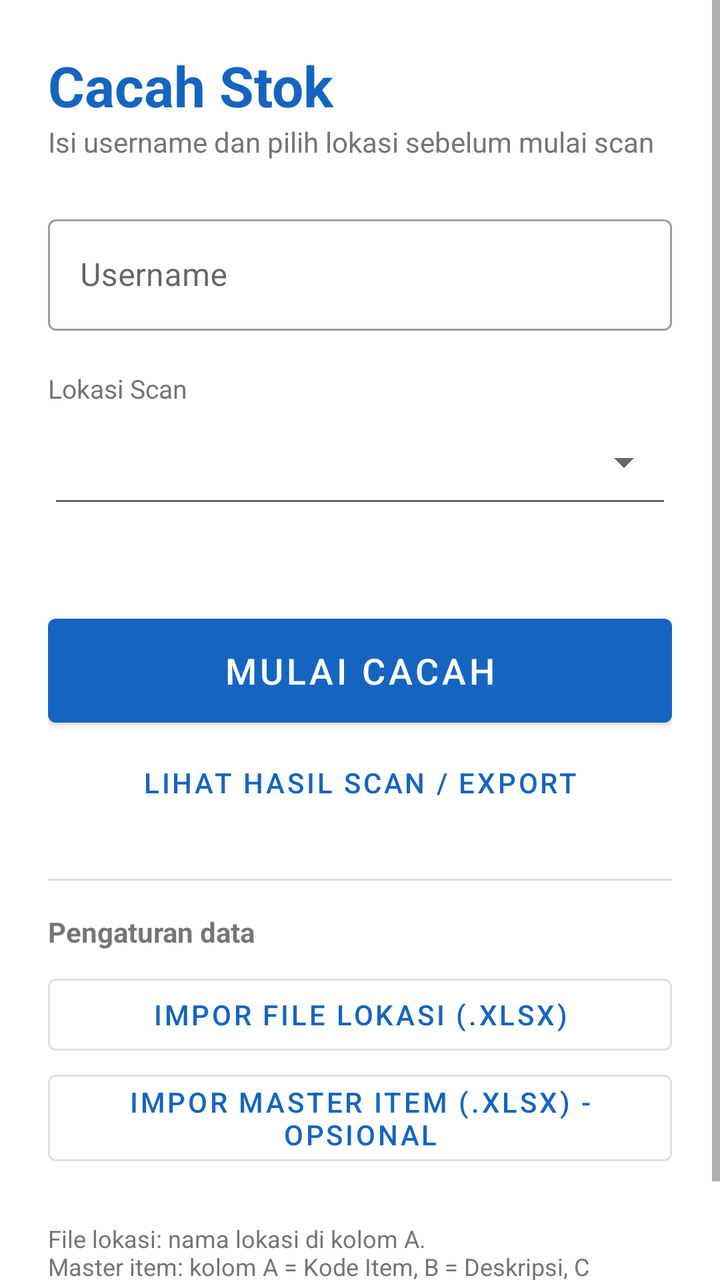
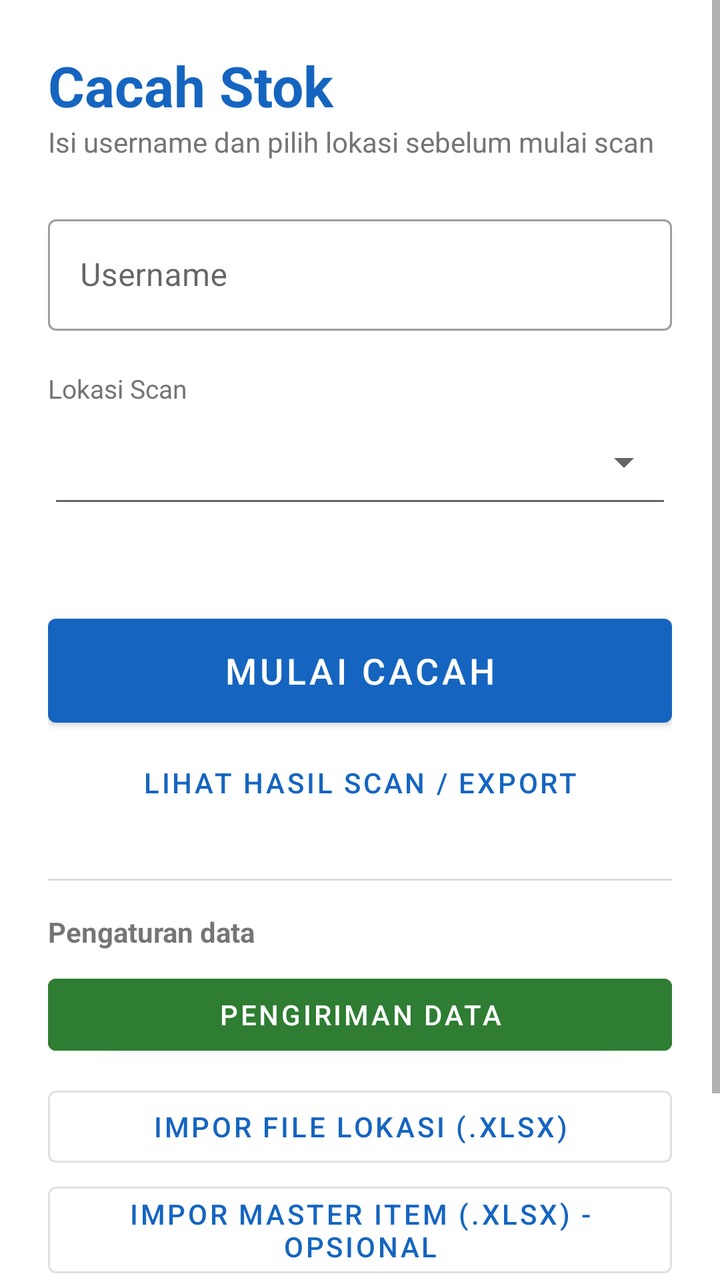

Screens rendered from an Android XML layout before and after an edit, with the pre-edit source and the edit as a unified diff.
<!-- AndroidManifest.xml: application theme Theme.CacahStok -->
<!-- res/layout/activity_login.xml -->
<?xml version="1.0" encoding="utf-8"?>
<ScrollView xmlns:android="http://schemas.android.com/apk/res/android"
    android:layout_width="match_parent"
    android:layout_height="match_parent"
    android:fillViewport="true">

    <LinearLayout
        android:layout_width="match_parent"
        android:layout_height="wrap_content"
        android:orientation="vertical"
        android:padding="24dp">

        <TextView
            android:layout_width="wrap_content"
            android:layout_height="wrap_content"
            android:text="Cacah Stok"
            android:textColor="@color/primary"
            android:textSize="28sp"
            android:textStyle="bold" />

        <TextView
            android:layout_width="wrap_content"
            android:layout_height="wrap_content"
            android:layout_marginBottom="24dp"
            android:text="Isi username dan pilih lokasi sebelum mulai scan"
            android:textColor="@color/muted" />

        <com.google.android.material.textfield.TextInputLayout
            style="@style/Widget.MaterialComponents.TextInputLayout.OutlinedBox"
            android:layout_width="match_parent"
            android:layout_height="wrap_content"
            android:hint="Username">

            <com.google.android.material.textfield.TextInputEditText
                android:id="@+id/etUsername"
                android:layout_width="match_parent"
                android:layout_height="wrap_content"
                android:imeOptions="actionDone"
                android:inputType="textPersonName"
                android:singleLine="true" />
        </com.google.android.material.textfield.TextInputLayout>

        <TextView
            android:layout_width="wrap_content"
            android:layout_height="wrap_content"
            android:layout_marginTop="20dp"
            android:text="Lokasi Scan"
            android:textColor="@color/muted"
            android:textSize="13sp" />

        <Spinner
            android:id="@+id/spLokasi"
            style="@style/Widget.AppCompat.Spinner.Underlined"
            android:layout_width="match_parent"
            android:layout_height="56dp" />

        <TextView
            android:id="@+id/tvLokasiInfo"
            android:layout_width="wrap_content"
            android:layout_height="wrap_content"
            android:textColor="@color/muted"
            android:textSize="12sp" />

        <com.google.android.material.button.MaterialButton
            android:id="@+id/btnMulai"
            android:layout_width="match_parent"
            android:layout_height="64dp"
            android:layout_marginTop="28dp"
            android:text="MULAI CACAH"
            android:textSize="18sp" />

        <com.google.android.material.button.MaterialButton
            android:id="@+id/btnLihatHasil"
            style="@style/Widget.MaterialComponents.Button.TextButton"
            android:layout_width="match_parent"
            android:layout_height="wrap_content"
            android:text="Lihat hasil scan / export" />

        <View
            android:layout_width="match_parent"
            android:layout_height="1dp"
            android:layout_marginTop="24dp"
            android:layout_marginBottom="16dp"
            android:background="#DDDDDD" />

        <TextView
            android:layout_width="wrap_content"
            android:layout_height="wrap_content"
            android:text="Pengaturan data"
            android:textStyle="bold" />

        <com.google.android.material.button.MaterialButton
            android:id="@+id/btnImporLokasi"
            style="@style/Widget.MaterialComponents.Button.OutlinedButton"
            android:layout_width="match_parent"
            android:layout_height="wrap_content"
            android:layout_marginTop="8dp"
            android:text="Impor file lokasi (.xlsx)" />

        <com.google.android.material.button.MaterialButton
            android:id="@+id/btnImporItem"
            style="@style/Widget.MaterialComponents.Button.OutlinedButton"
            android:layout_width="match_parent"
            android:layout_height="wrap_content"
            android:text="Impor master item (.xlsx) - opsional" />

        <TextView
            android:id="@+id/tvItemInfo"
            android:layout_width="wrap_content"
            android:layout_height="wrap_content"
            android:textColor="@color/muted"
            android:textSize="12sp" />

        <TextView
            android:layout_width="wrap_content"
            android:layout_height="wrap_content"
            android:layout_marginTop="8dp"
            android:text="File lokasi: nama lokasi di kolom A.\nMaster item: kolom A = Kode Item, B = Deskripsi, C = Satuan. Dipakai untuk mengisi deskripsi &amp; satuan otomatis bila barcode hanya berisi kode."
            android:textColor="@color/muted"
            android:textSize="12sp" />
    </LinearLayout>
</ScrollView>
<!-- resources referenced by this layout -->
<resources>
  <color name="muted">#757575</color>
  <color name="primary">#1565C0</color>
  <style name="Theme.CacahStok" parent="Theme.MaterialComponents.Light.DarkActionBar">
          <item name="colorPrimary">@color/primary</item>
          <item name="colorPrimaryVariant">@color/primary_dark</item>
          <item name="colorOnPrimary">@android:color/white</item>
          <item name="colorSecondary">@color/accent</item>
          <item name="colorOnSecondary">@android:color/white</item>
          <item name="android:statusBarColor">@color/primary_dark</item>
      </style>
  <color name="primary_dark">#0D47A1</color>
  <color name="accent">#2E7D32</color>
</resources>

<!-- the commit's change to res/layout/activity_login.xml (unified diff, before → after) -->
@@ -90,6 +90,14 @@
             android:textStyle="bold" />
 
         <com.google.android.material.button.MaterialButton
+            android:id="@+id/btnPengiriman"
+            android:layout_width="match_parent"
+            android:layout_height="wrap_content"
+            android:layout_marginTop="8dp"
+            android:backgroundTint="@color/accent"
+            android:text="Pengiriman data" />
+
+        <com.google.android.material.button.MaterialButton
             android:id="@+id/btnImporLokasi"
             style="@style/Widget.MaterialComponents.Button.OutlinedButton"
             android:layout_width="match_parent"
